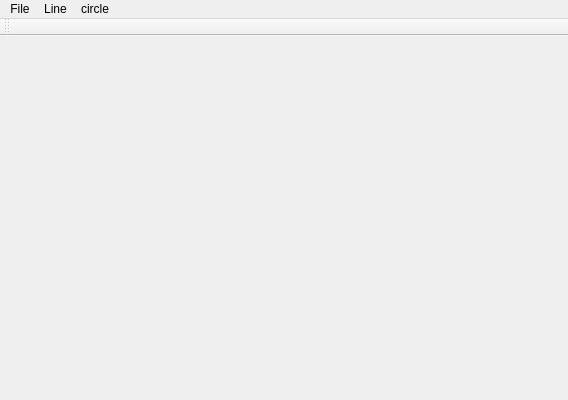
The window that GraphicsProject/mainwindow.ui (a7medfahmy94/SimpleGraphicsPackage) describes before a commit, drawn with Qt 5.
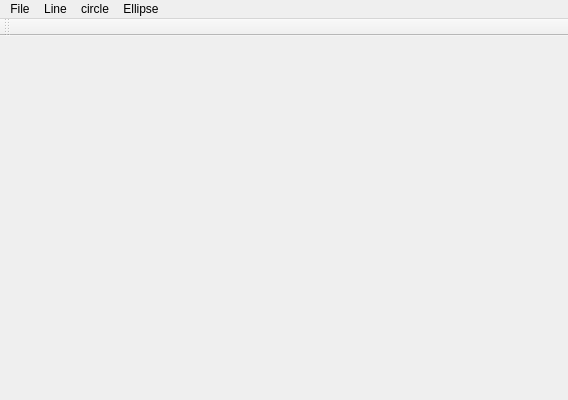
The same window after the commit.

Commit message: Ellipse cartesian and polar

The edit to the form file:
```diff
--- a/GraphicsProject/mainwindow.ui
+++ b/GraphicsProject/mainwindow.ui
@@ -53,10 +53,19 @@
     <addaction name="circleDDA"/>
     <addaction name="circlePolar"/>
     <addaction name="circleMidPoint"/>
+    <addaction name="circleFilled"/>
+   </widget>
+   <widget class="QMenu" name="menuEllipse">
+    <property name="title">
+     <string>Ellipse</string>
+    </property>
+    <addaction name="ellipseCartesian"/>
+    <addaction name="ellipsePolar"/>
    </widget>
    <addaction name="menuFile"/>
    <addaction name="menuLine"/>
    <addaction name="menuCicle"/>
+   <addaction name="menuEllipse"/>
   </widget>
   <widget class="QToolBar" name="mainToolBar">
    <attribute name="toolBarArea">
```
Left out of the diff: 15 changed lines with no effect on the pictures. The commit also changes 18 other files.
